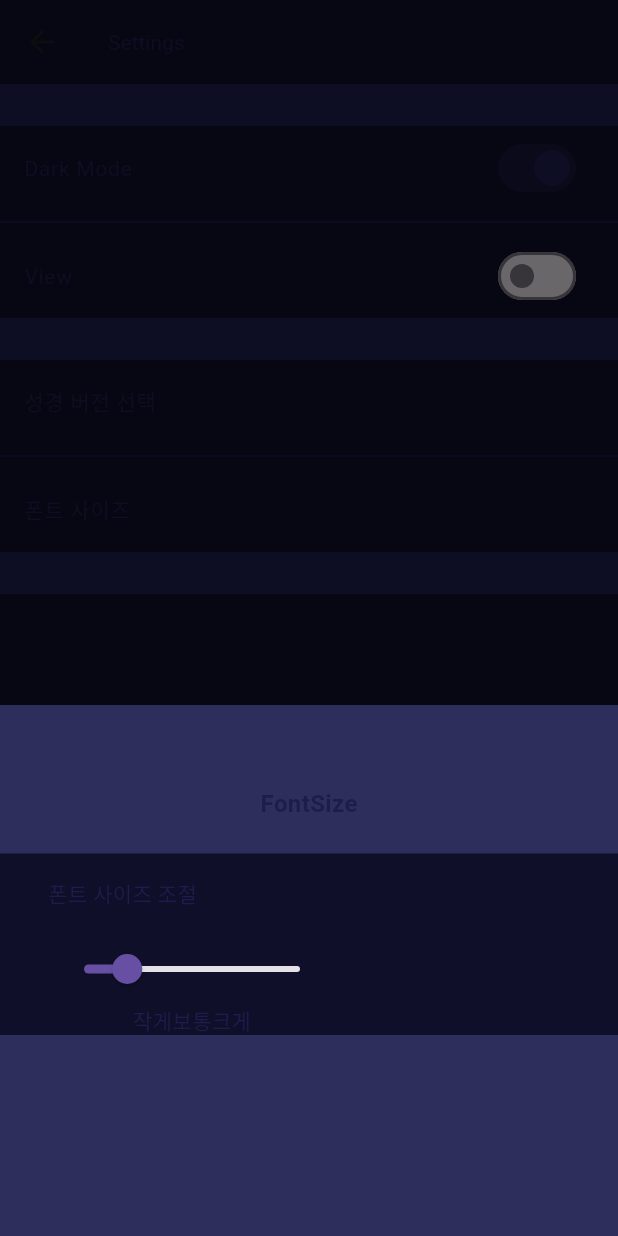
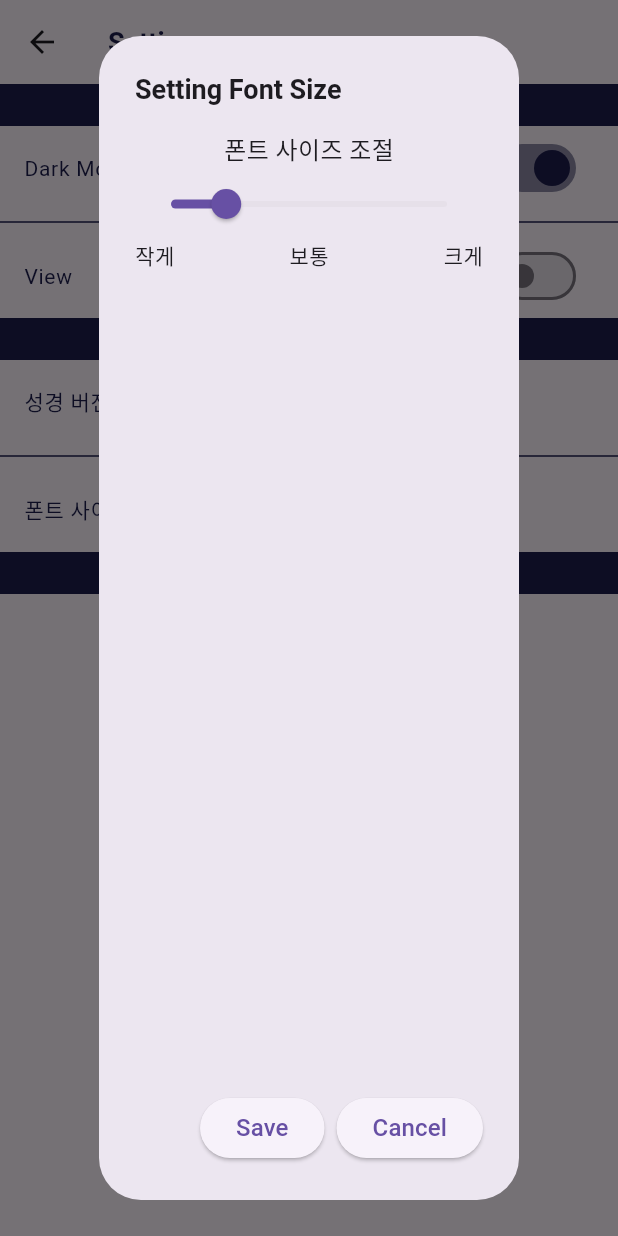
Before and after one commit to logiggi/lifoveBible, a Flutter app: the SettingPage screen opened by its route, after a tap on "폰트 사이즈", on a phone screen of 412 x 824 dp. Run offline on Flutter 3.47's test engine with Material 3 defaults, Android fonts, the phone set to English and light mode, and no system bars; our stand-ins replace dio, permission_handler; missing offline and left inert: dart:ffi.

Commit message:
폰트사이즈 수정 적용

```diff
--- a/lib/main.dart
+++ b/lib/main.dart
@@ -5,7 +5,6 @@ import 'multi.dart';
 // import 'single.dart';
 import 'select.dart';
 import 'setting.dart';
-import 'utilities/text_theme.dart';
 
 void main() {
   runApp(ChangeNotifierProvider(
@@ -21,9 +20,8 @@ class MyApp extends StatelessWidget {
       return MaterialApp(
         title: 'Bible App',
         theme: ThemeData(
-            primarySwatch: Colors.blue,
-            textTheme: TextTheme(
-                bodyMedium: defaultText.copyWith(fontSize: settings.fontSize))),
+          primarySwatch: Colors.blue,
+        ),
         initialRoute: '/',
         routes: {
           // '/': (context) => const SingleVersionPage(),
--- a/lib/multi.dart
+++ b/lib/multi.dart
@@ -8,6 +8,8 @@ import 'package:permission_handler/permission_handler.dart';
 import 'dart:io';
 import 'package:archive/archive.dart';
 import 'package:path/path.dart' as path;
+import 'package:provider/provider.dart';
+import 'app_state.dart';
 import 'data.dart'; // Ensure data.dart is imported
 
 class MultiVersionPage extends StatefulWidget {
@@ -248,6 +250,7 @@ class _MultiVersionPageState extends State<MultiVersionPage> {
 
   @override
   Widget build(BuildContext context) {
+    double fontSize = Provider.of<SettingProvider>(context).fontSize;
     return Scaffold(
       appBar: AppBar(
         title: const Text('Multi-Version Page'),
@@ -395,7 +398,7 @@ class _MultiVersionPageState extends State<MultiVersionPage> {
                                     child:
                                     Text(
                                       getVersionLine(version, i),
-                                      style:underlinedVerses.contains('$selectedBook,$selectedChapter,$i') ? TextStyle( decoration: TextDecoration.underline,): null,
+                                      style:underlinedVerses.contains('$selectedBook,$selectedChapter,$i') ? TextStyle( decoration: TextDecoration.underline, fontSize: fontSize): TextStyle(fontSize: fontSize),
                                     ),
                                     onTap:() {
                                       setState((){
--- a/lib/setting.dart
+++ b/lib/setting.dart
@@ -10,10 +10,12 @@ class SettingPage extends StatelessWidget {
   @override
   Widget build(BuildContext context) {
     return Scaffold(
-        backgroundColor: AppColor.primary,
+        // backgroundColor: AppColor.primary,
         appBar: AppBar(
-            backgroundColor: AppColor.primary,
-            title: const Text("Settings", style: defaultText)),
+            // backgroundColor: AppColor.primary,
+            title: Text("Settings",
+                style: defaultText.copyWith(
+                    fontSize: 18, fontWeight: FontWeight.bold))),
         body: Column(
           children: [
             const CustomDivider(),
@@ -38,10 +40,10 @@ class SettingPage extends StatelessWidget {
             const Divider(color: AppColor.stroke),
             GestureDetector(
                 onTap: () {
-                  showModalBottomSheet(
+                  showDialog(
                       context: context,
                       builder: (context) {
-                        return const FontSetting();
+                        return const FontSettingDialog();
                       });
                 },
                 child: const ListTile(
@@ -68,19 +70,20 @@ class FontSetting extends StatelessWidget {
   @override
   Widget build(BuildContext context) {
     final settings = Provider.of<SettingProvider>(context);
+    double tempSize = settings.fontSize;
     return Container(
         height: 354,
-        color: AppColor.secondary,
+        // color: AppColor.secondary,
         child: Column(
           children: [
-            const SizedBox(height: 54),
+            const SizedBox(height: 20),
             Text("FontSize",
                 style: defaultText.copyWith(
                     fontSize: 16, fontWeight: FontWeight.bold)),
             const SizedBox(height: 22),
             Container(
                 padding: const EdgeInsets.only(top: 16, bottom: 16),
-                color: AppColor.primary,
+                // color: AppColor.primary,
                 child: const Row(
                   children: [
                     SizedBox(width: 32),
@@ -88,7 +91,7 @@ class FontSetting extends StatelessWidget {
                   ],
                 )),
             Container(
-                color: AppColor.primary,
+                // color: AppColor.primary,
                 child: Row(children: [
               const SizedBox(width: 32),
               Column(children: [
@@ -106,3 +109,51 @@ class FontSetting extends StatelessWidget {
         ));
   }
 }
+
+class FontSettingDialog extends StatelessWidget {
+  const FontSettingDialog({super.key});
+
+  @override
+  Widget build(BuildContext context) {
+    final settings = Provider.of<SettingProvider>(context);
+    double tempSize = settings.fontSize;
+
+    return AlertDialog(
+        title: const Text("Setting Font Size",
+            style: TextStyle(fontSize: 18, fontWeight: FontWeight.bold)),
+        content: Column(
+          children: [
+            const Text("폰트 사이즈 조절", style: TextStyle(fontSize: 16)),
+            Slider(
+                value: tempSize,
+                onChanged: (value) {
+                  tempSize = value;
+                  settings.setFontSize(tempSize);
+                },
+                min: 10,
+                max: 30),
+            const Row(
+              mainAxisAlignment: MainAxisAlignment.spaceBetween,
+              children: [
+                Text('작게', style: TextStyle(fontSize: 14)),
+                Text('보통', style: TextStyle(fontSize: 14)),
+                Text('크게', style: TextStyle(fontSize: 14))
+              ],
+            )
+          ],
+        ),
+        actions: [
+          ElevatedButton(
+              onPressed: () {
+                settings.setFontSize(tempSize);
+                Navigator.of(context).pop();
+              },
+              child: const Text("Save", style: TextStyle(fontSize: 16))),
+          ElevatedButton(
+              onPressed: () {
+                Navigator.of(context).pop();
+              },
+              child: const Text("Cancel", style: TextStyle(fontSize: 16)))
+        ]);
+  }
+}
```
Lines whose indentation alone changed are shown as unchanged.
